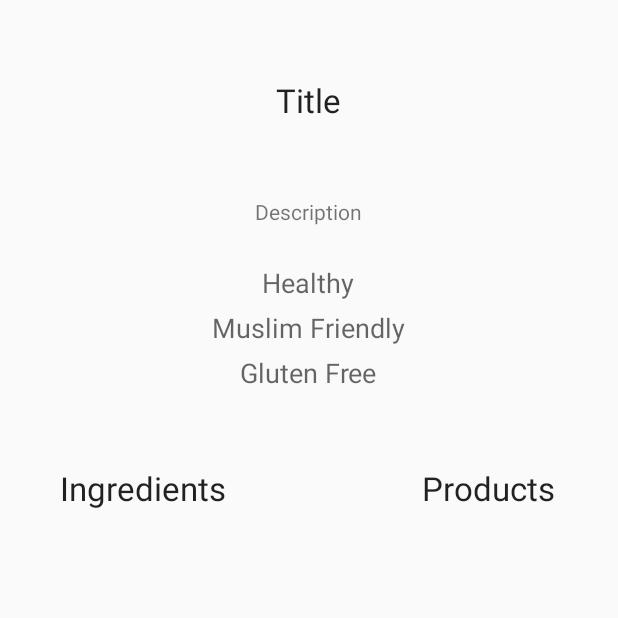
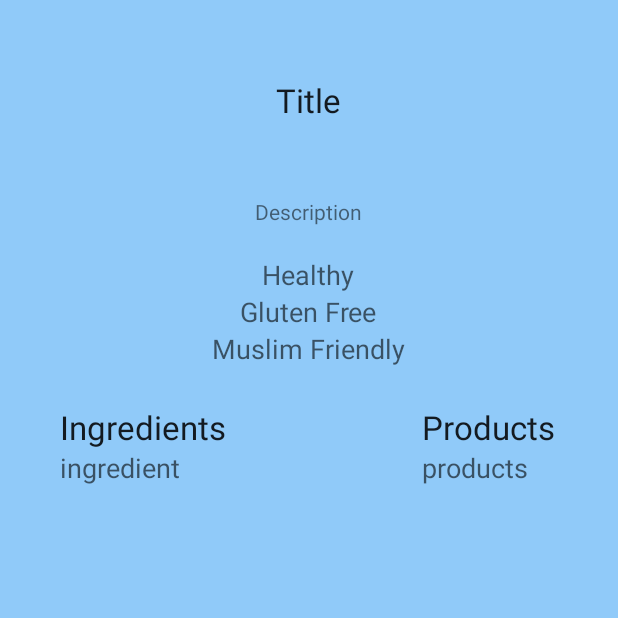
Before and after one commit to Aseyth/SoftwareTrainingAndroid, an Android app: the RecipesActivity screen opened directly, with no data from a screen before it, on a phone screen of 412 x 824 dp, the top half of it. Run offline under Robolectric (Android 15) with nearby library versions, the phone set to English and light mode, and no system bars.

Commit message:
Final push

```diff
--- a/Food/app/src/main/java/com/example/ung/food/RecipesActivity.java
+++ b/Food/app/src/main/java/com/example/ung/food/RecipesActivity.java
@@ -2,6 +2,7 @@ package com.example.ung.food;
 
 import android.app.Activity;
 import android.content.Intent;
+import android.graphics.Color;
 import android.media.Image;
 import android.os.Bundle;
 import android.widget.ImageView;
@@ -13,6 +14,13 @@ public class RecipesActivity extends Activity{
     private TextView title;
     private TextView description;
     private ImageView image;
+    private TextView products;
+    private TextView ingredients;
+
+    private TextView muslimFriendly;
+    private TextView healthy;
+    private TextView glutenFree;
+
 
     @Override
     protected void onCreate(Bundle savedInstanceState) {
@@ -23,12 +31,55 @@ public class RecipesActivity extends Activity{
         description = (TextView) findViewById(R.id.description);
         image = (ImageView) findViewById(R.id.imageReceipe);
 
+        ingredients = (TextView) findViewById(R.id.ingredientsLabel);
+        products = (TextView) findViewById(R.id.productsLabel);
+
+        muslimFriendly = (TextView) findViewById(R.id.muslimFriendly);
+        healthy = (TextView) findViewById(R.id.healthy);
+        glutenFree = (TextView) findViewById(R.id.glutenFree);
+
         recipe = getRecipe();
         if (recipe != null)
         {
             title.setText(recipe.getName());
             description.setText(recipe.getDescription());
             image.setImageBitmap(recipe.getImage());
+
+            if (recipe.getHealthy())
+            {
+                healthy.setText("Healthy : YES");
+                healthy.setTextColor(Color.parseColor("#43A047"));
+            }
+            else
+            {
+                healthy.setText("Healthy : NO");
+                healthy.setTextColor(Color.parseColor("#F4511E"));
+            }
+
+            if (recipe.getGlutenFree())
+            {
+                glutenFree.setText("GlutenFree : YES");
+                glutenFree.setTextColor(Color.parseColor("#43A047"));
+            }
+            else
+            {
+                glutenFree.setText("GlutenFree : NO");
+                glutenFree.setTextColor(Color.parseColor("#F4511E"));
+            }
+
+            if (recipe.getMuslimFriendly())
+            {
+                muslimFriendly.setText("MuslimFriendly : YES");
+                muslimFriendly.setTextColor(Color.parseColor("#43A047"));
+            }
+            else
+            {
+                muslimFriendly.setText("MuslimFriendly : NO");
+                muslimFriendly.setTextColor(Color.parseColor("#F4511E"));
+            }
+
+            products.setText(recipe.getLabelProducts());
+            ingredients.setText(recipe.getLabelIngredients());
         }
     }
 
--- a/Food/app/src/main/res/layout/activity_list_view_with_simple_adapter.xml
+++ b/Food/app/src/main/res/layout/activity_list_view_with_simple_adapter.xml
@@ -8,7 +8,8 @@
     <ListView
         android:id="@+id/listView1"
         android:layout_width="match_parent"
-        android:layout_height="match_parent">
+        android:layout_height="match_parent"
+        android:background="#90caf9">
     </ListView>
 
     <!-- Side navigation drawer UI -->
--- a/Food/app/src/main/res/layout/activity_main.xml
+++ b/Food/app/src/main/res/layout/activity_main.xml
@@ -5,7 +5,8 @@
     android:layout_height="match_parent" android:paddingLeft="@dimen/activity_horizontal_margin"
     android:paddingRight="@dimen/activity_horizontal_margin"
     android:paddingTop="@dimen/activity_vertical_margin"
-    android:paddingBottom="@dimen/activity_vertical_margin" tools:context=".MainActivity">
+    android:paddingBottom="@dimen/activity_vertical_margin" tools:context=".MainActivity"
+    android:background="#90caf9">
 
     <include
         android:id="@+id/toolbar"
@@ -21,7 +22,8 @@
         android:layout_below="@+id/createButton"
         android:layout_alignParentLeft="true"
         android:layout_alignParentStart="true"
-        android:layout_marginTop="58dp" />
+        android:layout_marginTop="58dp"
+        android:background="#90caf9" />
 
     <Button
         android:layout_width="wrap_content"
--- a/Food/app/src/main/res/layout/recipes_activity.xml
+++ b/Food/app/src/main/res/layout/recipes_activity.xml
@@ -2,7 +2,8 @@
 
 <ScrollView xmlns:android="http://schemas.android.com/apk/res/android"
     android:layout_width="fill_parent"
-    android:layout_height="fill_parent">
+    android:layout_height="fill_parent"
+    android:background="#90caf9">
 
 
 <RelativeLayout xmlns:android="http://schemas.android.com/apk/res/android"
@@ -49,26 +50,11 @@
         android:layout_width="150dp"
         android:layout_height="wrap_content"
         android:textAppearance="?android:attr/textAppearanceMedium"
-        android:text="Muslim Friendly"
-        android:id="@+id/muslimFriendly"
-        android:layout_centerHorizontal="true"
-        android:textAlignment="center"
-        android:layout_marginTop="5dp"
-        android:layout_centerVertical="true"
-        android:layout_alignParentEnd="false"
-        android:layout_alignParentStart="false"
-        android:layout_below="@+id/healthy" />
-
-    <TextView
-        android:layout_width="150dp"
-        android:layout_height="wrap_content"
-        android:textAppearance="?android:attr/textAppearanceMedium"
         android:text="Healthy"
         android:id="@+id/healthy"
         android:textAlignment="center"
         android:layout_below="@+id/imageReceipe"
-        android:layout_alignStart="@+id/muslimFriendly"
-        android:layout_marginTop="5dp" />
+        android:layout_centerHorizontal="true" />
 
     <TextView
         android:layout_width="150dp"
@@ -77,9 +63,8 @@
         android:text="Gluten Free"
         android:id="@+id/glutenFree"
         android:textAlignment="center"
-        android:layout_below="@+id/muslimFriendly"
-        android:layout_alignStart="@+id/muslimFriendly"
-        android:layout_marginTop="5dp" />
+        android:layout_below="@+id/healthy"
+        android:layout_centerHorizontal="true" />
 
     <TextView
         android:layout_width="wrap_content"
@@ -105,6 +90,39 @@
         android:layout_alignParentRight="true"
         android:layout_alignParentEnd="true"
         android:layout_marginRight="42dp" />
+
+    <TextView
+        android:layout_width="wrap_content"
+        android:layout_height="wrap_content"
+        android:textAppearance="?android:attr/textAppearanceMedium"
+        android:id="@+id/ingredientsLabel"
+        android:layout_alignParentBottom="false"
+        android:layout_alignStart="@+id/label1"
+        android:layout_below="@+id/label1"
+        android:layout_toStartOf="@+id/imageReceipe"
+        android:text="ingredient"
+        android:layout_alignParentTop="false" />
+
+    <TextView
+        android:layout_width="wrap_content"
+        android:layout_height="wrap_content"
+        android:textAppearance="?android:attr/textAppearanceMedium"
+        android:id="@+id/productsLabel"
+        android:text="products"
+        android:layout_alignParentBottom="true"
+        android:layout_alignStart="@+id/textView3"
+        android:layout_below="@+id/textView3" />
+
+    <TextView
+        android:layout_width="150dp"
+        android:layout_height="wrap_content"
+        android:textAppearance="?android:attr/textAppearanceMedium"
+        android:text="Muslim Friendly"
+        android:id="@+id/muslimFriendly"
+        android:textAlignment="center"
+        android:layout_below="@+id/glutenFree"
+        android:layout_centerHorizontal="true" />
+
 </RelativeLayout>
 
 </ScrollView>
```
Also changed, not shown: Food/app/src/main/java/com/example/ung/food/MainPage.java (+8 -6 lines), Food/app/src/main/java/com/example/ung/food/Recipe.java (+22 -0 lines), Food/app/src/main/res/layout/listitem.xml (+9 -7 lines), 1 other file.
